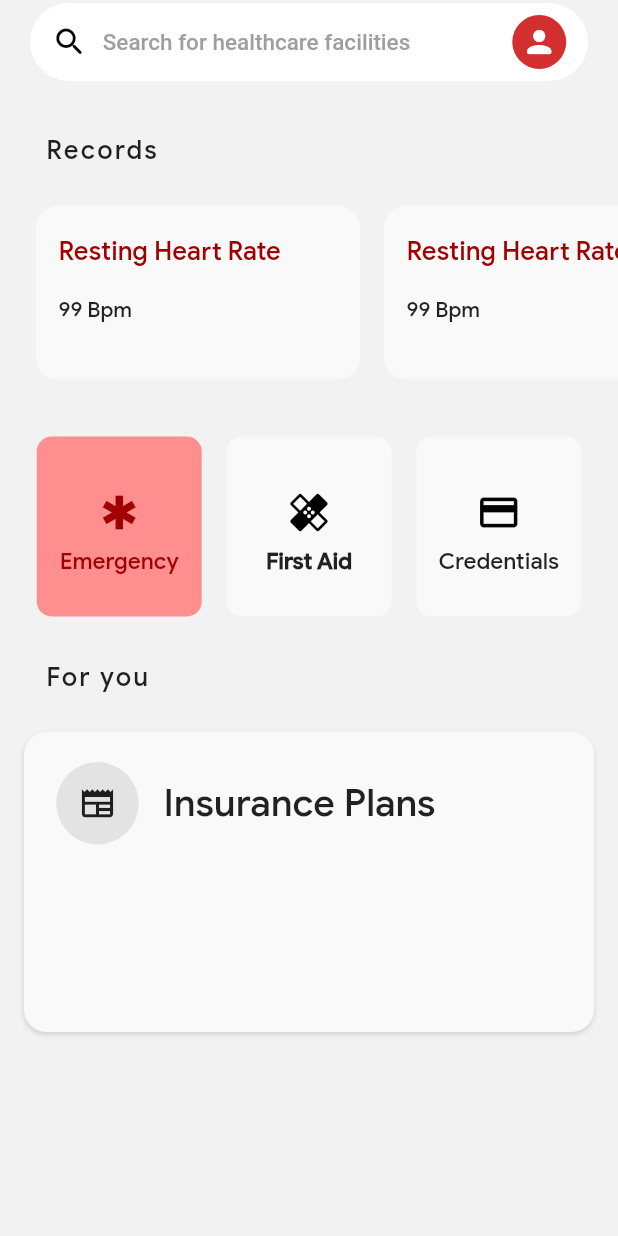
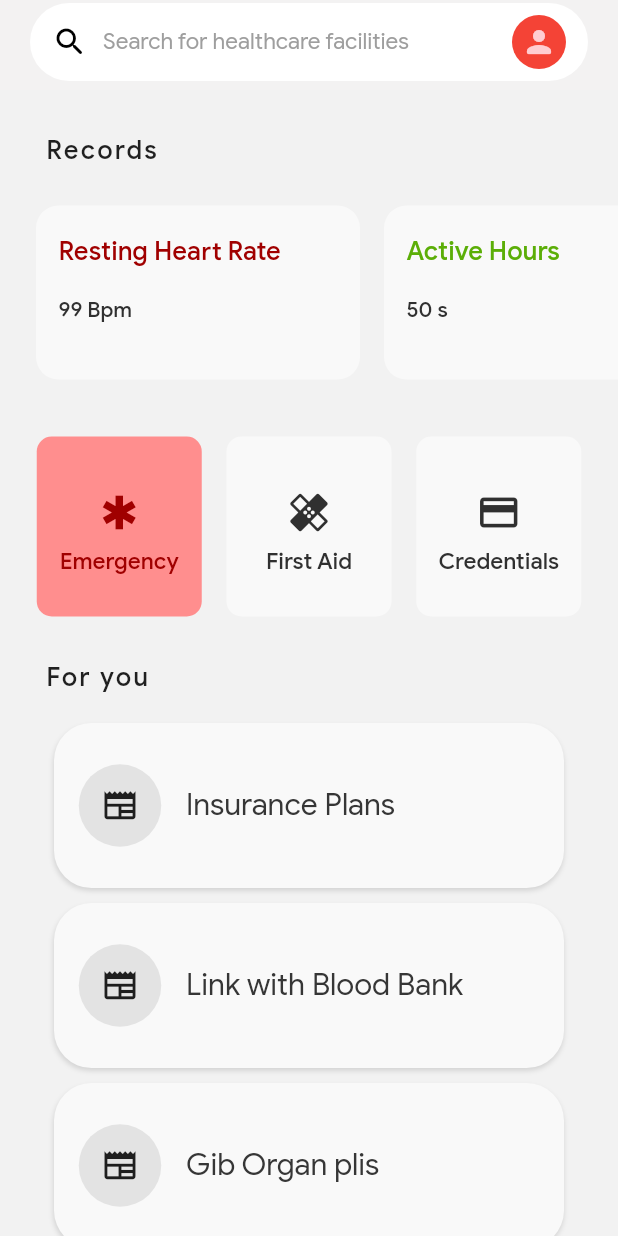
Before and after one commit to Jxhan11/UniMed, a Flutter app: the screen it shows after launch, after a tap on the "newspaper" icon, on a phone screen of 412 x 824 dp. Run offline on Flutter 3.47's test engine with Material 2 defaults, Android fonts, the phone set to English and light mode, and no system bars; Roboto replaces fonts that are missing (ProductSans).

Commit message:
theme proper now ig

```diff
--- a/lib/main.dart
+++ b/lib/main.dart
@@ -1,6 +1,7 @@
 import 'package:flutter/material.dart';
 import 'package:flutter/services.dart';
 import 'dart:ui';
+import 'theme_constants.dart';
 
 import 'package:unimed/Components/usefulStuff.dart';
 import 'package:unimed/Pages/searchWithSuggestions.dart';
@@ -50,7 +51,7 @@ class MyApp extends StatelessWidget {
           subtitle1: TextStyle(fontFamily: "PSM"),
         ),
       ),
-      darkTheme: ThemeData.dark(),
+      darkTheme: AppTheme().darkTheme,
       // Inner UI of the application
       themeMode: ThemeMode.system,
       home: const Homepage(),
@@ -85,7 +86,7 @@ class _HomepageState extends State<Homepage> {
                 decoration: BoxDecoration(
                     color: Theme.of(context).brightness == Brightness.light
                         ? Colors.white
-                        : Colors.black,
+                        : Color(0xFF303030),
                     borderRadius: BorderRadius.all(Radius.circular(50))),
                 child: Row(
                   crossAxisAlignment: CrossAxisAlignment.center,
@@ -128,7 +129,7 @@ class _HomepageState extends State<Homepage> {
                                   child: Text(
                                     "Search for healthcare facilities",
                                     style: TextStyle(
-                                        fontFamily: 'ProductSans',
+                                        fontFamily: 'PSL',
                                         letterSpacing: 0,
                                         fontWeight: FontWeight.w500,
                                         color: Colors.grey,
@@ -146,8 +147,9 @@ class _HomepageState extends State<Homepage> {
                       width: 10,
                     ),
                     CircleAvatar(
+                      backgroundColor: Theme.of(context).brightness == Brightness.dark? Color(0xFFFF8E8E): Colors.red,
                       radius: 18,
-                      child: Icon(Icons.person_rounded),
+                      child: Icon(Icons.person_rounded,),
                     ),
                     // SizedBox(width: 1,),
                   ],
@@ -492,7 +494,7 @@ class _RecordCardsState extends State<RecordCards> {
                   child: InkWell(
                     child: Container(
                       decoration: BoxDecoration(
-                        color: Color(0xFFF9F9F9),
+                        color: Theme.of(context).brightness == Brightness.dark ? Color(0xFF303030):Color(0xFFF9F9F9),
                         borderRadius: BorderRadius.circular(15),
                       ),
                       width: 216,
@@ -508,7 +510,7 @@ class _RecordCardsState extends State<RecordCards> {
                                 "Resting Heart Rate",
                                 textAlign: TextAlign.left,
                                 style: TextStyle(
-                                    color: Color(0xFFA00000), fontSize: 17),
+                                    color: Theme.of(context).brightness == Brightness.dark ? Color(0xFFFF8E8E):Color(0xFFA00000), fontSize: 17),
                               )),
                           SizedBox(
                             height: 20,
@@ -518,6 +520,7 @@ class _RecordCardsState extends State<RecordCards> {
                               width: double.infinity,
                               child: Text(
                                 "99 Bpm",
+                                style: TextStyle(color: Theme.of(context).brightness == Brightness.dark ? Color(0xFFEEEEEE):Color(0xFF303030)),
                               ))
                         ],
                       ),
@@ -529,7 +532,7 @@ class _RecordCardsState extends State<RecordCards> {
                   child: InkWell(
                     child: Container(
                       decoration: BoxDecoration(
-                        color: Color(0xFFF9F9F9),
+                        color: Theme.of(context).brightness == Brightness.dark ? Color(0xFF303030):Color(0xFFF9F9F9),
                         borderRadius: BorderRadius.circular(15),
                       ),
                       width: 216,
@@ -542,10 +545,10 @@ class _RecordCardsState extends State<RecordCards> {
                               padding: EdgeInsets.only(left: 15),
                               width: double.infinity,
                               child: Text(
-                                "Resting Heart Rate",
+                                "Active Hours",
                                 textAlign: TextAlign.left,
                                 style: TextStyle(
-                                    color: Color(0xFFA00000), fontSize: 17),
+                                    color: Theme.of(context).brightness == Brightness.dark ? Color(0xFFCEFF9D):Color(0xFF5BAE07), fontSize: 17),
                               )),
                           SizedBox(
                             height: 20,
@@ -554,7 +557,8 @@ class _RecordCardsState extends State<RecordCards> {
                               padding: EdgeInsets.only(left: 15),
                               width: double.infinity,
                               child: Text(
-                                "99 Bpm",
+                                "50 s",
+                                style: TextStyle(color: Theme.of(context).brightness == Brightness.dark ? Color(0xFFEEEEEE):Color(0xFF303030)),
                               ))
                         ],
                       ),
@@ -566,7 +570,7 @@ class _RecordCardsState extends State<RecordCards> {
                   child: InkWell(
                     child: Container(
                       decoration: BoxDecoration(
-                        color: Color(0xFFF9F9F9),
+                        color: Theme.of(context).brightness == Brightness.dark ? Color(0xFF303030):Color(0xFFF9F9F9),
                         borderRadius: BorderRadius.circular(15),
                       ),
                       width: 216,
@@ -579,10 +583,10 @@ class _RecordCardsState extends State<RecordCards> {
                               padding: EdgeInsets.only(left: 15),
                               width: double.infinity,
                               child: Text(
-                                "Resting Heart Rate",
+                                "Sleep",
                                 textAlign: TextAlign.left,
                                 style: TextStyle(
-                                    color: Color(0xFFA00000), fontSize: 17),
+                                    color: Theme.of(context).brightness == Brightness.dark ? Color(0xFFA7B5FF):Color(0xFF334DD3), fontSize: 17),
                               )),
                           SizedBox(
                             height: 20,
@@ -591,13 +595,15 @@ class _RecordCardsState extends State<RecordCards> {
                               padding: EdgeInsets.only(left: 15),
                               width: double.infinity,
                               child: Text(
-                                "99 Bpm",
+                                "7h 20m",
+                                style: TextStyle(color: Theme.of(context).brightness == Brightness.dark ? Color(0xFFEEEEEE):Color(0xFF303030)),
                               ))
                         ],
                       ),
                     ),
                   ),
                 ),
+
               ],
             ),
           ),
@@ -675,7 +681,7 @@ class EmergencyBoxes extends StatelessWidget {
             Container(
               margin: EdgeInsets.only(left: 8),
               decoration: BoxDecoration(
-                color: Color(0xFFF9F9F9),
+                color:Theme.of(context).brightness == Brightness.dark ? Color(0xFF303030):Color(0xFFF9F9F9),
                 borderRadius: BorderRadius.circular(10),
               ),
               width: 110,
@@ -689,12 +695,12 @@ class EmergencyBoxes extends StatelessWidget {
                       onPressed: () {},
                       icon: Icon(Icons.healing),
                       iconSize: 30,
-                      color: Colors.black,
+                      color:Theme.of(context).brightness == Brightness.dark ? Color(0xFFEEEEEE):Color(0xFF303030),
                     ),
                     Text(
                       "First Aid",
                       style:
-                          TextStyle(fontSize: 15, fontWeight: FontWeight.w900),
+                          TextStyle(fontSize: 15,color: Theme.of(context).brightness == Brightness.dark ? Color(0xFFEEEEEE):Color(0xFF303030),),
                     ),
                   ],
                 ),
@@ -703,7 +709,7 @@ class EmergencyBoxes extends StatelessWidget {
             Container(
               margin: EdgeInsets.only(left: 8),
               decoration: BoxDecoration(
-                color: Color(0xFFF9F9F9),
+                color:Theme.of(context).brightness == Brightness.dark ? Color(0xFF303030):Color(0xFFF9F9F9),
                 borderRadius: BorderRadius.circular(10),
               ),
               width: 110,
@@ -717,11 +723,11 @@ class EmergencyBoxes extends StatelessWidget {
                       onPressed: () {},
                       icon: Icon(Icons.credit_card),
                       iconSize: 30,
-                      color: Colors.black,
+                      color: Theme.of(context).brightness == Brightness.dark ? Color(0xFFEEEEEE):Color(0xFF303030),
                     ),
                     Text(
                       "Credentials",
-                      style: TextStyle(fontSize: 15),
+                      style: TextStyle(fontSize: 15,color: Theme.of(context).brightness == Brightness.dark ? Color(0xFFEEEEEE):Color(0xFF303030),),
                     ),
                   ],
                 ),
@@ -740,31 +746,35 @@ class ForYouCards extends StatelessWidget {
   @override
   Widget build(BuildContext context) {
     return SliverToBoxAdapter(
-      child: Container(
+      child: Column(
+        children: <Widget>[
+          Container(
             decoration: BoxDecoration(
-          color: Color(0xFFF9F9F9),
-          borderRadius: BorderRadius.circular(15),
+              color: Theme.of(context).brightness == Brightness.dark ? Color(0xFF303030):Color(0xFFF9F9F9),
+              borderRadius: BorderRadius.circular(25),
               boxShadow: <BoxShadow>[
                 BoxShadow(
                   color: Colors.black12,
                   blurRadius: 2,
-              offset: Offset(-.5, 2),
+                  offset: Offset(-.5,2),
                 ),
               ],
             ),
-        margin: EdgeInsets.all(16),
-        height: 200,
-        width: 300,
-        child: Column(
+            margin: EdgeInsets.only(top: 10),
+            height: 110,
+            width: 340,
+            child:  Column(
+              mainAxisAlignment: MainAxisAlignment.center,
               children: <Widget>[
-            Container(
-              padding: EdgeInsets.only(left: 5, top: 20, right: 10),
-              child: Row(
-                children: <Widget>[
+                InkWell(
+                  onTap: () {},
+                  child: Container(
+                    // padding: EdgeInsets.only(left: 5,top:20,right:10),
+                    child: Row(children: <Widget>[
                       RawMaterialButton(
                         onPressed: () {},
                         elevation: 0,
-                    fillColor: Color(0xFFE3E3E3),
+                        fillColor: Theme.of(context).brightness == Brightness.dark ? Color(0xFF474747):Color(0xFFE3E3E3),
                         child: Icon(
                           Icons.newspaper,
                           size: 25.0,
@@ -772,16 +782,100 @@ class ForYouCards extends StatelessWidget {
                         padding: EdgeInsets.all(15.0),
                         shape: CircleBorder(),
                       ),
-                  Text(
-                    'Insurance Plans',
-                    style: TextStyle(fontSize: 25, fontFamily: "PSM"),
-                  )
+                      Text('Insurance Plans',style: TextStyle(fontSize: 20,fontFamily: "PSL",color: Theme.of(context).brightness == Brightness.dark ? Color(0xFFEEEEEE):Color(0xFF363636),),)
+                    ],),
+                  ),
+                ),
+
+              ],
+            ),
+          ),
+          Container(
+            decoration: BoxDecoration(
+              color: Theme.of(context).brightness == Brightness.dark ? Color(0xFF303030):Color(0xFFF9F9F9),
+              borderRadius: BorderRadius.circular(25),
+              boxShadow: <BoxShadow>[
+                BoxShadow(
+                  color: Colors.black12,
+                  blurRadius: 2,
+                  offset: Offset(-.5,2),
+                ),
+              ],
+            ),
+            margin: EdgeInsets.only(top: 10),
+            height: 110,
+            width: 340,
+            child:  Column(
+              mainAxisAlignment: MainAxisAlignment.center,
+              children: <Widget>[
+                InkWell(
+                  onTap: () {},
+                  child: Container(
+                    // padding: EdgeInsets.only(left: 5,top:20,right:10),
+                    child: Row(children: <Widget>[
+                      RawMaterialButton(
+                        onPressed: () {},
+                        elevation: 0,
+                        fillColor: Theme.of(context).brightness == Brightness.dark ? Color(0xFF474747):Color(0xFFE3E3E3),
+                        child: Icon(
+                          Icons.newspaper,
+                          size: 25.0,
+                        ),
+                        padding: EdgeInsets.all(15.0),
+                        shape: CircleBorder(),
+                      ),
+                      Text('Link with Blood Bank',style: TextStyle(fontSize: 20,fontFamily: "PSL",color: Theme.of(context).brightness == Brightness.dark ? Color(0xFFEEEEEE):Color(0xFF363636),),)
+                    ],),
+                  ),
+                ),
+
+              ],
+            ),
+          ),
+          Container(
+            decoration: BoxDecoration(
+              color: Theme.of(context).brightness == Brightness.dark ? Color(0xFF303030):Color(0xFFF9F9F9),
+              borderRadius: BorderRadius.circular(25),
+               boxShadow: <BoxShadow>[
+                 BoxShadow(
+                   color: Colors.black12,
+                   blurRadius: 2,
+                   offset: Offset(-.5,2),
+                ),
+               ],
+            ),
+            margin: EdgeInsets.only(top: 10),
+            height: 110,
+            width: 340,
+            child:  Column(
+              mainAxisAlignment: MainAxisAlignment.center,
+              children: <Widget>[
+                InkWell(
+                  onTap: () {},
+                  child: Container(
+                    // padding: EdgeInsets.only(left: 5,top:20,right:10),
+                    child: Row(children: <Widget>[
+                      RawMaterialButton(
+                        onPressed: () {},
+                        elevation: 0,
+                        fillColor: Theme.of(context).brightness == Brightness.dark ? Color(0xFF474747):Color(0xFFE3E3E3),
+                        child: Icon(
+                          Icons.newspaper,
+                          size: 25.0,
+                        ),
+                        padding: EdgeInsets.all(15.0),
+                        shape: CircleBorder(),
+                      ),
+                      Text('Gib Organ plis',style: TextStyle(fontSize: 20,fontFamily: "PSL",color: Theme.of(context).brightness == Brightness.dark ? Color(0xFFEEEEEE):Color(0xFF363636),),)
+                    ],),
+                  ),
+                ),
+
               ],
             ),
           ),
         ],
       ),
-      ),
     );
   }
 }
--- a/lib/theme_constants.dart
+++ b/lib/theme_constants.dart
@@ -16,9 +16,9 @@ class ThemeNotifier with ChangeNotifier {
 
 class AppTheme {
   get darkTheme => ThemeData(
-    primarySwatch: Colors.grey,
+    primarySwatch: Colors.red,
     appBarTheme: AppBarTheme(
-        color: Colors.black, systemOverlayStyle: SystemUiOverlayStyle.light),
+        color: Colors.transparent, systemOverlayStyle: SystemUiOverlayStyle.light),
     inputDecorationTheme: InputDecorationTheme(
       hintStyle: TextStyle(color: Colors.grey),
       labelStyle: TextStyle(color: Colors.white),
```
Lines whose indentation alone changed are shown as unchanged.
